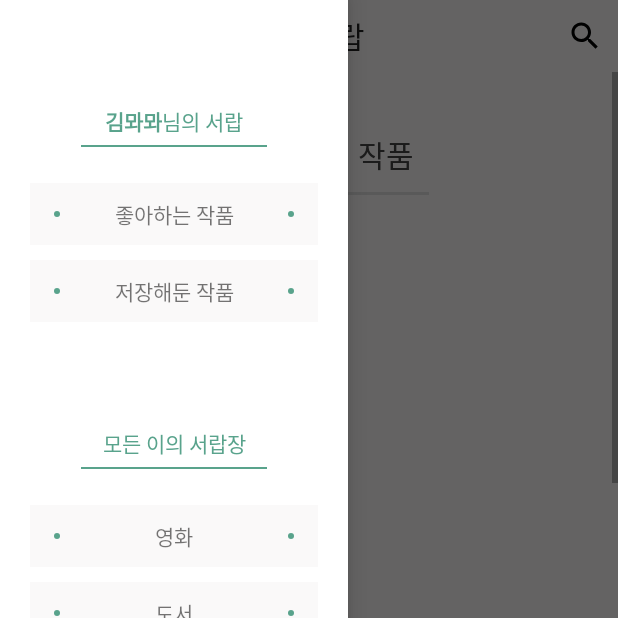
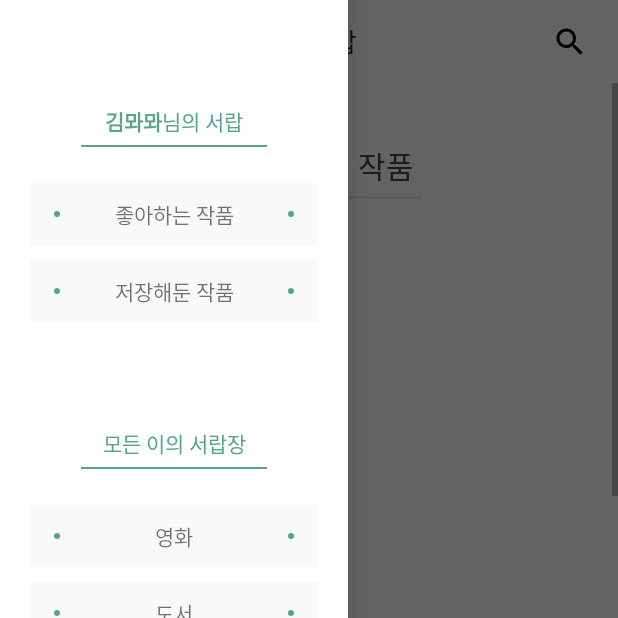
Before and after one commit to tropical-night/SummerDrawer-Android, an Android app: the screen it shows after launch (MainActivity), with the side drawer open, on a phone screen of 412 x 824 dp, the top half of it. Run offline under Robolectric (Android 15) with nearby library versions, the phone set to English and light mode, and no system bars; our stand-ins replace Firebase (no records; nobody signed in at launch, a user with empty details on screens opened directly); libraries missing offline, so code that uses them is left out: com.tbuonomo.viewpagerdotsindicator; plain views replace DotsIndicator; 3 statements that could not run were skipped.

Commit message:
naerim/ 헤더 높이 수정

```diff
--- a/app/src/main/res/layout/activity_contents_list.xml
+++ b/app/src/main/res/layout/activity_contents_list.xml
@@ -18,9 +18,10 @@
         <LinearLayout
             android:id="@+id/linearLayout1"
             android:layout_width="match_parent"
-            android:layout_height="wrap_content"
+            android:layout_height="55dp"
             android:gravity="center"
             android:orientation="horizontal"
+            android:padding="10dp"
             android:visibility="visible"
             app:layout_constraintBottom_toTopOf="@+id/scrollView"
             app:layout_constraintEnd_toEndOf="parent"
@@ -44,7 +45,7 @@
                 android:background="#00FFFFFF"
                 android:fontFamily="@font/kopubworlddotummedium"
                 android:text="여름서랍"
-                android:textSize="20sp" />
+                android:textSize="17sp" />
 
             <ImageButton
                 android:id="@+id/btn_goSearch"
--- a/app/src/main/res/layout/activity_main.xml
+++ b/app/src/main/res/layout/activity_main.xml
@@ -17,10 +17,11 @@
         <LinearLayout
             android:id="@+id/linearLayout1"
             android:layout_width="match_parent"
-            android:layout_height="wrap_content"
+            android:layout_height="55dp"
             android:background="@color/main_gray"
             android:gravity="center"
             android:orientation="horizontal"
+            android:padding="10dp"
             android:visibility="visible"
             app:layout_constraintBottom_toTopOf="@+id/scrollView"
             app:layout_constraintEnd_toEndOf="parent"
@@ -44,7 +45,7 @@
                 android:background="#00FFFFFF"
                 android:fontFamily="@font/kopubworldbatangmedium"
                 android:text="여름서랍"
-                android:textSize="20sp" />
+                android:textSize="17sp" />
 
             <ImageButton
                 android:id="@+id/btn_goSearch"
@@ -99,16 +100,16 @@
 
                 <LinearLayout
                     android:id="@+id/box1"
-                    android:layout_width="160dp"
+                    android:layout_width="150dp"
                     android:layout_height="2dp"
-                    android:layout_marginTop="10dp"
+                    android:layout_marginTop="5dp"
                     android:layout_marginBottom="30dp"
                     android:background="#E0E0E0"
                     android:orientation="vertical"
                     app:layout_constraintBottom_toTopOf="@+id/viewpager"
                     app:layout_constraintEnd_toEndOf="parent"
                     app:layout_constraintStart_toStartOf="parent"
-                    app:layout_constraintTop_toBottomOf="@+id/text_title_recommend" >
+                    app:layout_constraintTop_toBottomOf="@+id/text_title_recommend">
 
                 </LinearLayout>
 
@@ -170,9 +171,9 @@
 
             <LinearLayout
                 android:id="@+id/box2"
-                android:layout_width="160dp"
+                android:layout_width="120dp"
                 android:layout_height="2dp"
-                android:layout_marginTop="10dp"
+                android:layout_marginTop="5dp"
                 android:background="#E0E0E0"
                 android:orientation="vertical"
                 app:layout_constraintEnd_toEndOf="parent"
@@ -196,7 +197,7 @@
 
                 <androidx.constraintlayout.widget.ConstraintLayout
                     android:layout_width="202dp"
-                    android:layout_height="380dp"
+                    android:layout_height="360dp"
                     android:layout_marginRight="8dp"
                     android:background="@color/main_gray"
                     android:backgroundTint="@color/main_gray">
@@ -256,7 +257,7 @@
                         android:layout_marginStart="16dp"
                         android:layout_marginTop="16dp"
                         android:layout_marginEnd="16dp"
-                        android:layout_marginBottom="16dp"
+                        android:layout_marginBottom="18dp"
                         android:fontFamily="@font/kopubworlddotummedium"
                         android:text="TextView"
                         android:textColor="@color/main_green"
@@ -270,7 +271,7 @@
 
                 <androidx.constraintlayout.widget.ConstraintLayout
                     android:layout_width="202dp"
-                    android:layout_height="380dp"
+                    android:layout_height="360dp"
                     android:layout_marginLeft="8dp"
                     android:background="@color/main_gray"
                     android:backgroundTint="@color/main_gray">
@@ -330,7 +331,7 @@
                         android:layout_marginStart="16dp"
                         android:layout_marginTop="16dp"
                         android:layout_marginEnd="16dp"
-                        android:layout_marginBottom="16dp"
+                        android:layout_marginBottom="18dp"
                         android:fontFamily="@font/kopubworlddotummedium"
                         android:text="TextView"
                         android:textColor="@color/main_green"
@@ -359,7 +360,7 @@
 
                 <androidx.constraintlayout.widget.ConstraintLayout
                     android:layout_width="202dp"
-                    android:layout_height="380dp"
+                    android:layout_height="360dp"
                     android:layout_marginRight="8dp"
                     android:background="@color/main_gray"
                     android:backgroundTint="@color/main_gray">
@@ -419,7 +420,7 @@
                         android:layout_marginStart="16dp"
                         android:layout_marginTop="16dp"
                         android:layout_marginEnd="16dp"
-                        android:layout_marginBottom="16dp"
+                        android:layout_marginBottom="18dp"
                         android:fontFamily="@font/kopubworlddotummedium"
                         android:text="TextView"
                         android:textColor="@color/main_green"
@@ -433,7 +434,7 @@
 
                 <androidx.constraintlayout.widget.ConstraintLayout
                     android:layout_width="202dp"
-                    android:layout_height="380dp"
+                    android:layout_height="360dp"
                     android:layout_marginLeft="8dp"
                     android:background="@color/main_gray"
                     android:backgroundTint="@color/main_gray">
@@ -493,7 +494,7 @@
                         android:layout_marginStart="16dp"
                         android:layout_marginTop="16dp"
                         android:layout_marginEnd="16dp"
-                        android:layout_marginBottom="16dp"
+                        android:layout_marginBottom="18dp"
                         android:fontFamily="@font/kopubworlddotummedium"
                         android:text="TextView"
                         android:textColor="@color/main_green"
@@ -524,7 +525,7 @@
                 android:id="@+id/box3"
                 android:layout_width="160dp"
                 android:layout_height="2dp"
-                android:layout_marginTop="10dp"
+                android:layout_marginTop="5dp"
                 android:background="#E0E0E0"
                 android:orientation="vertical"
                 app:layout_constraintEnd_toEndOf="parent"
```
